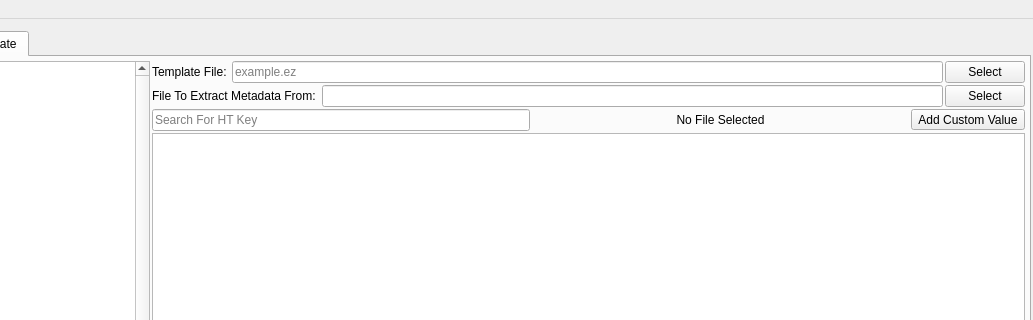
This is mainwindow.ui in BlueQuartzSoftware/MetaForge as Qt 5 draws it before an edit; both pictures show x 183 to 1216 and y 0 to 320 of the 1216 by 724 pixel window. The edited form follows.
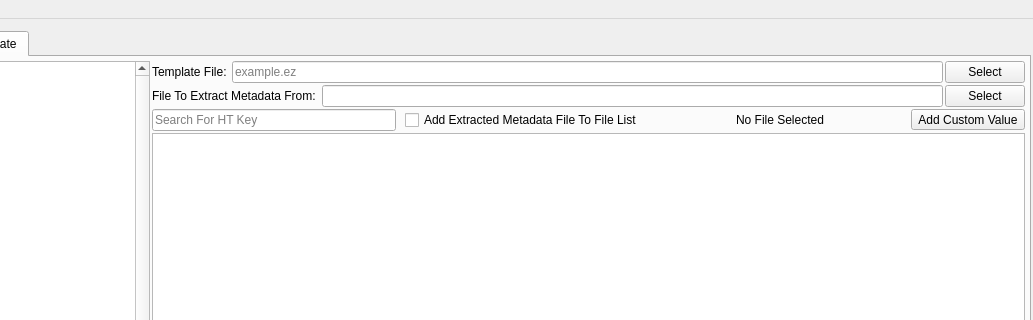
This is the edited form. Icons and pictures are not drawn.

Commit message:
Bug Fix #19: Checkbox to auto include parsed file on "Use Template"
Solution: Added ui for checkbox and it checks the state to add a file.
Also if one checks and unchecks, then it wil check the current text and
then remove and append back into list

```diff
--- a/mainwindow.ui
+++ b/mainwindow.ui
@@ -470,6 +470,9 @@
             </item>
             <item>
              <layout class="QHBoxLayout" name="horizontalLayout_12">
+              <property name="spacing">
+               <number>9</number>
+              </property>
               <item>
                <widget class="QLineEdit" name="usetableSearchBar">
                 <property name="sizePolicy">
@@ -486,6 +489,13 @@
                 </property>
                </widget>
               </item>
+              <item>
+               <widget class="QCheckBox" name="addMetadataFileCheckBox">
+                <property name="text">
+                 <string>Add Extracted Metadata File To File List</string>
+                </property>
+               </widget>
+              </item>
               <item>
                <widget class="QLabel" name="displayedFileLabel">
                 <property name="text">
```
Left out of the diff: 48 changed lines with no effect on the pictures. The commit also changes 2 other files.
